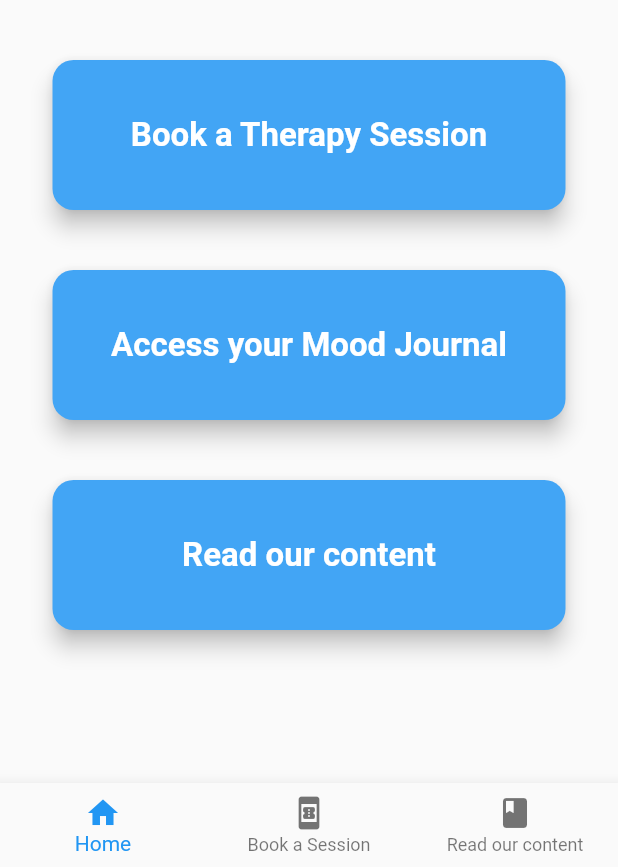
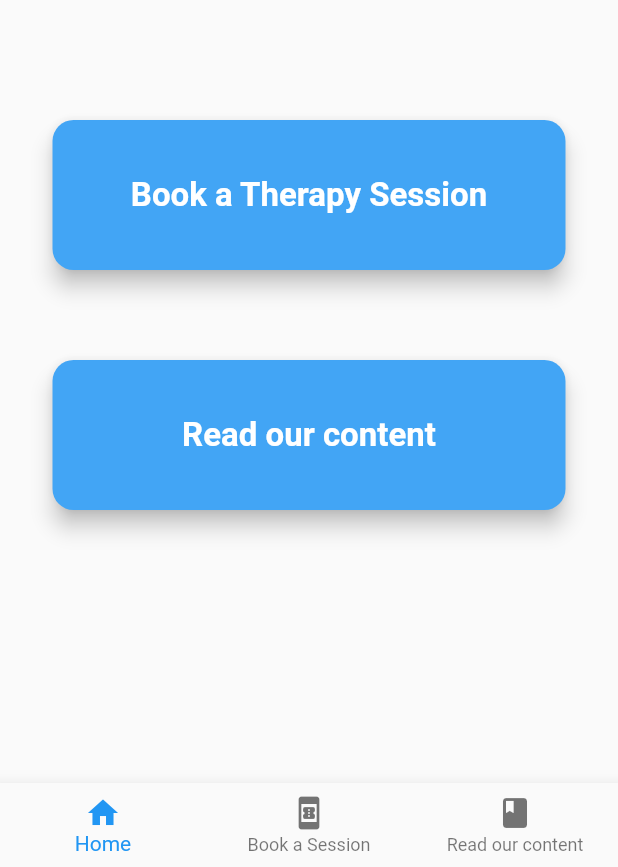
Before and after one commit to iwanjo/furaha2, a Flutter app: the Home screen opened directly, on a phone screen of 412 x 824 dp, the part 369-1236 px from its top. Run offline on Flutter 3.47's test engine with Material 2 defaults, Android fonts, the phone set to English and light mode, and no system bars; our stand-ins replace firebase_auth, firebase_core, firebase_database, splashscreen; accounts and stored records are empty.

Commit message:
Complete Furaha Project

```diff
--- a/furaha_application/lib/about_nat.dart
+++ b/furaha_application/lib/about_nat.dart
@@ -176,7 +176,7 @@ class DetailScreen extends StatelessWidget {
                       ScheduleCard(
                         'Consultation',
                         'Tuesday 10AM - 11AM',
-                        '15',
+                        '22',
                         'Dec',
                         kBlueColor,
                       ),
@@ -186,7 +186,7 @@ class DetailScreen extends StatelessWidget {
                       ScheduleCard(
                         'Consultation',
                         'Thursday 2PM - 3PM',
-                        '17',
+                        '24',
                         'Dec',
                         kYellowColor,
                       ),
@@ -196,7 +196,7 @@ class DetailScreen extends StatelessWidget {
                       ScheduleCard(
                         'Consultation',
                         'Friday 8AM - 11AM',
-                        '18',
+                        '25',
                         'Dec',
                         kOrangeColor,
                       ),
--- a/furaha_application/lib/email_login.dart
+++ b/furaha_application/lib/email_login.dart
@@ -30,7 +30,6 @@ class _EmailLogInState extends State<EmailLogIn> {
       height: 120.0,
       width: 102.0,
     );
-
 
     final welcomeMsg = Column(
       children: <Widget>[
@@ -112,7 +111,7 @@ class _EmailLogInState extends State<EmailLogIn> {
                           style: TextStyle(color: Colors.white),
                         ),
                       ),
-              )
+              ),
             ]))));
   }
 
--- a/furaha_application/lib/home.dart
+++ b/furaha_application/lib/home.dart
@@ -80,26 +80,6 @@ class Home extends StatelessWidget {
       ),
     );
 
-    final moodJournal = Material(
-      elevation: 6.0,
-      borderRadius: BorderRadius.circular(14.0),
-      color: Colors.blue[400],
-      child: MaterialButton(
-        hoverColor: Colors.black26,
-        minWidth: buttonSize.size.width / 0.9,
-        height: 100.0,
-        padding: EdgeInsets.fromLTRB(10.0, 15.0, 10.0, 15.0),
-        child: Text(
-          'Access your Mood Journal',
-          textAlign: TextAlign.center,
-          style: TextStyle(
-              fontSize: 22.0, color: Colors.white, fontWeight: FontWeight.bold),
-        ),
-        splashColor: Colors.white,
-        onPressed: () {},
-      ),
-    );
-
     return Scaffold(
         appBar: AppBar(
           title: Text(title),
@@ -150,11 +130,10 @@ class Home extends StatelessWidget {
                 logo,
                 Padding(padding: EdgeInsets.only(left: 100.0)),
                 signedInMessage,
-                Padding(padding: EdgeInsets.only(top: 40.0)),
+                Padding(padding: EdgeInsets.only(top: 80.0)),
                 bookTherapy,
-                Padding(padding: EdgeInsets.only(top: 40.0)),
-                moodJournal,
-                Padding(padding: EdgeInsets.only(top: 40.0)),
+
+                Padding(padding: EdgeInsets.only(top: 60.0)),
                 readArticle,
 
                 // attempting to add bottom navigation
--- a/furaha_application/pubspec.yaml
+++ b/furaha_application/pubspec.yaml
@@ -76,6 +76,11 @@ flutter:
     - assets/book4.jpg
     - assets/book5.jpg
     - assets/book6.jpg
+    - assets/add_icon.png
+    - assets/check_icon.png
+    - assets/delete_icon.png
+    - assets/back_arrow_icon.png
+    - assets/calendar.png
 
   #   - images/a_dot_burr.jpeg
   #   - images/a_dot_ham.jpeg
```
Also changed, not shown: furaha_application/lib/confirmed_booking.dart (added, +34 -0 lines), furaha_application/lib/tools/schedule_card.dart (+15 -57 lines), furaha_application/assets/add_icon.png (added), furaha_application/assets/back_arrow_icon.png (added), furaha_application/assets/calendar.png (added), furaha_application/assets/check_icon.png (added), furaha_application/assets/delete_icon.png (added).
